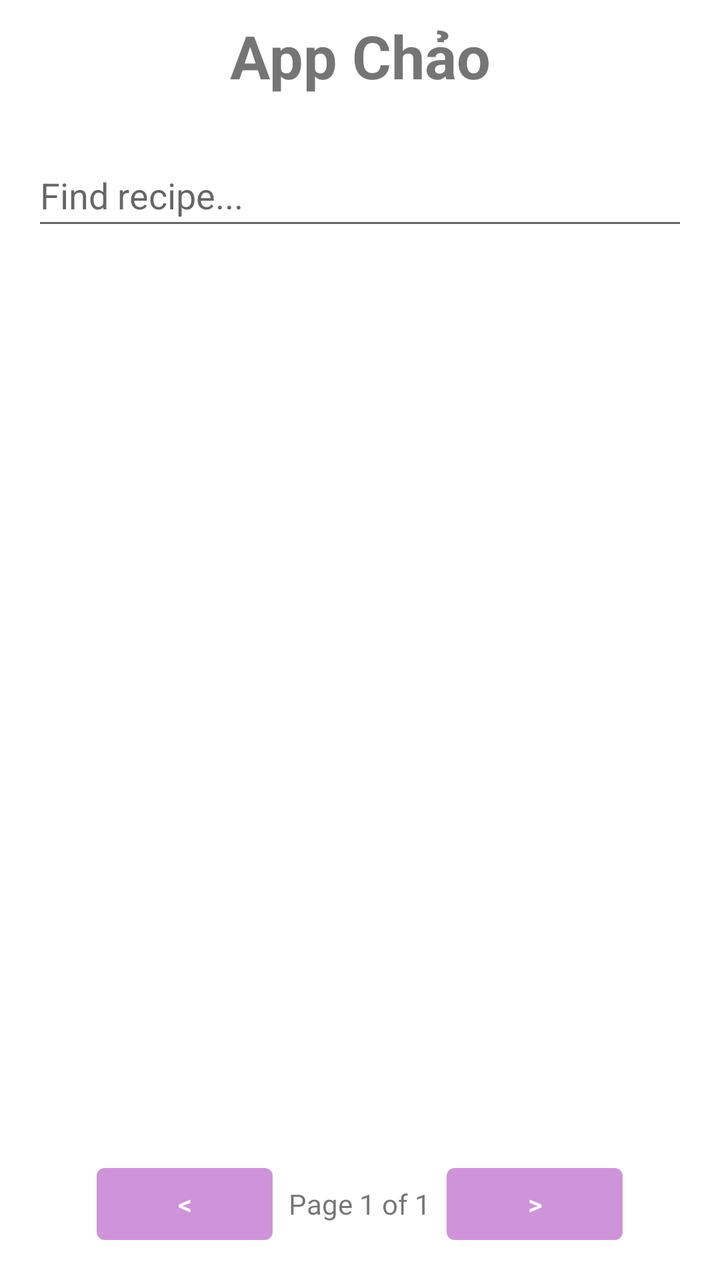
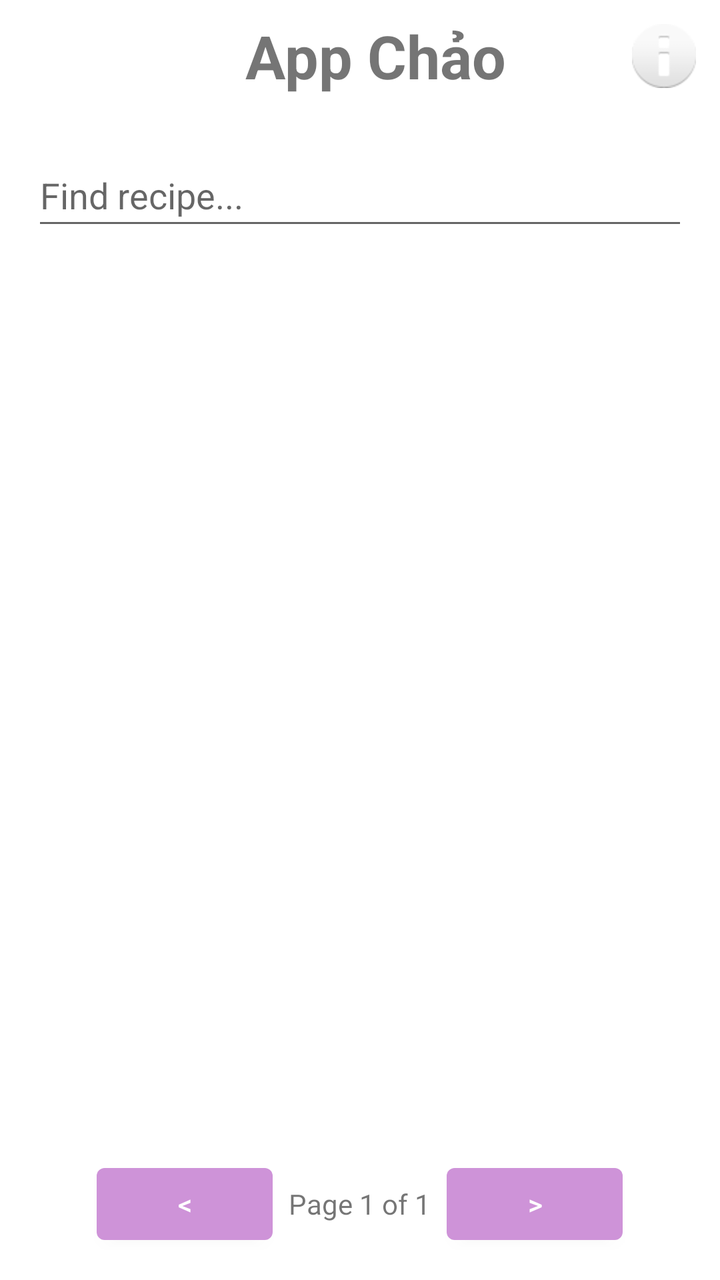

Two renders of the same Android screen: before a commit and after it. Below are the layout's source before the change and the commit's diff.
<!-- AndroidManifest.xml: application theme Theme.PRM392_GroupAssignment -->
<!-- res/layout/activity_home.xml -->
<?xml version="1.0" encoding="utf-8"?>
<LinearLayout xmlns:android="http://schemas.android.com/apk/res/android"
    xmlns:app="http://schemas.android.com/apk/res-auto"
    android:layout_width="match_parent"
    android:layout_height="match_parent"
    android:orientation="vertical">

    
    <androidx.appcompat.widget.Toolbar
        android:layout_width="match_parent"
        android:layout_height="?attr/actionBarSize"
        android:background="@android:color/white">

        <TextView
            android:layout_width="wrap_content"
            android:layout_height="wrap_content"
            android:text="App Chảo"
            android:textSize="30sp"
            android:textStyle="bold"
            android:layout_gravity="center" />
    </androidx.appcompat.widget.Toolbar>

    
    <LinearLayout
        android:layout_width="match_parent"
        android:layout_height="wrap_content"
        android:orientation="horizontal"
        android:padding="16dp">

        <EditText
            android:id="@+id/search_edit"
            android:layout_width="0dp"
            android:layout_height="wrap_content"
            android:layout_weight="1"
            android:hint="Find recipe..."
            android:minHeight="48dp" />
    </LinearLayout>

    
    <com.google.android.material.chip.ChipGroup
        android:id="@+id/category_chips"
        android:layout_width="match_parent"
        android:layout_height="wrap_content"
        android:orientation="horizontal"
        android:padding="12dp"
        app:singleSelection="true" />

    
    <androidx.viewpager2.widget.ViewPager2
        android:id="@+id/view_pager"
        android:layout_width="match_parent"
        android:layout_height="0dp"
        android:layout_weight="1" />

    
    <LinearLayout
        android:layout_width="match_parent"
        android:layout_height="wrap_content"
        android:orientation="horizontal"
        android:gravity="center"
        android:padding="14dp">

        <Button
            android:id="@+id/prev_btn"
            android:layout_width="wrap_content"
            android:layout_height="wrap_content"
            android:text="&lt;" />

        <TextView
            android:id="@+id/page_info"
            android:layout_width="wrap_content"
            android:layout_height="wrap_content"
            android:text="Page 1 of 1"
            android:layout_marginHorizontal="8dp" />

        <Button
            android:id="@+id/next_btn"
            android:layout_width="wrap_content"
            android:layout_height="wrap_content"
            android:text="&gt;" />
    </LinearLayout>

    <ProgressBar
        android:id="@+id/progress_bar"
        android:layout_width="wrap_content"
        android:layout_height="wrap_content"
        android:layout_gravity="center"
        android:visibility="gone" />
</LinearLayout>
<!-- resources referenced by this layout -->
<resources>
  <style name="Theme.PRM392_GroupAssignment" parent="Theme.MaterialComponents.DayNight.NoActionBar">
          
          <item name="colorPrimary">@color/purple_200</item>
          <item name="colorPrimaryVariant">@color/purple_700</item>
          <item name="colorOnPrimary">@color/white</item>
          
          <item name="colorSecondary">@color/teal_200</item>
          <item name="colorSecondaryVariant">@color/teal_700</item>
          <item name="colorOnSecondary">@color/black</item>
          
          <item name="android:statusBarColor">?attr/colorPrimaryVariant</item>
          
      </style>
  <color name="purple_200">#CE93D8</color>
  <color name="purple_700">#7B1FA2</color>
  <color name="white">#FFFFFFFF</color>
  <color name="teal_200">#80CBC4</color>
  <color name="teal_700">#00796B</color>
  <color name="black">#FF000000</color>
</resources>

<!-- the commit's change to res/layout/activity_home.xml (unified diff, before → after) -->
@@ -11,14 +11,32 @@
         android:layout_height="?attr/actionBarSize"
         android:background="@android:color/white">
 
-        <TextView
-            android:layout_width="wrap_content"
-            android:layout_height="wrap_content"
-            android:text="App Chảo"
-            android:textSize="30sp"
-            android:textStyle="bold"
-            android:layout_gravity="center" />
+        <RelativeLayout
+            android:layout_width="match_parent"
+            android:layout_height="match_parent">
+
+            <TextView
+                android:id="@+id/toolbar_title"
+                android:layout_width="wrap_content"
+                android:layout_height="match_parent"
+                android:layout_centerInParent="true"
+                android:gravity="center"
+                android:text="App Chảo"
+                android:textSize="30sp"
+                android:textStyle="bold" />
+
+            <ImageButton
+                android:id="@+id/toolbar_button"
+                android:layout_width="wrap_content"
+                android:layout_height="match_parent"
+                android:layout_alignParentEnd="true"
+                android:background="?attr/selectableItemBackgroundBorderless"
+                android:padding="12dp"
+                android:src="@android:drawable/ic_dialog_info"
+                android:contentDescription="Settings" />
+        </RelativeLayout>
     </androidx.appcompat.widget.Toolbar>
+
 
     
     <LinearLayout
